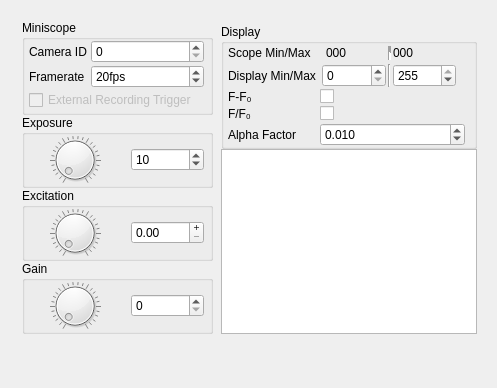
The window that src/modules/miniscope/miniscopesettingsdialog.ui (syntalos/syntalos) describes before a commit, drawn with Qt 5.
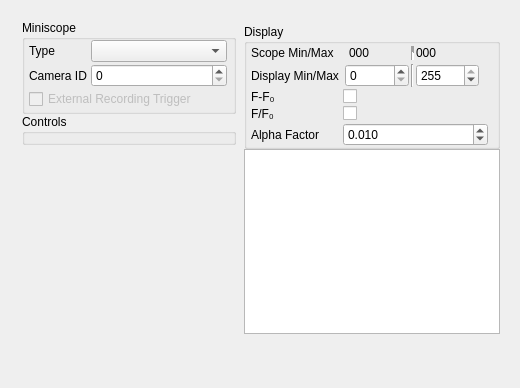
The same window after the commit.

What changed in the file:
```diff
--- a/src/modules/miniscope/miniscopesettingsdialog.ui
+++ b/src/modules/miniscope/miniscopesettingsdialog.ui
@@ -6,7 +6,7 @@
    <rect>
     <x>0</x>
     <y>0</y>
-    <width>497</width>
+    <width>520</width>
     <height>388</height>
    </rect>
   </property>
@@ -64,32 +64,25 @@
               <property name="verticalSpacing">
                <number>2</number>
               </property>
-              <item row="0" column="0">
+              <item row="1" column="0">
                <widget class="QLabel" name="lblCamId">
                 <property name="text">
                  <string>Camera ID</string>
                 </property>
                </widget>
               </item>
-              <item row="0" column="1">
+              <item row="1" column="1">
                <widget class="QSpinBox" name="sbCamId"/>
               </item>
-              <item row="1" column="0">
-               <widget class="QLabel" name="fpsLabel">
+              <item row="0" column="0">
+               <widget class="QLabel" name="scopeTypeLabel">
                 <property name="text">
-                 <string>Framerate</string>
+                 <string>Type</string>
                 </property>
                </widget>
               </item>
-              <item row="1" column="1">
-               <widget class="QSpinBox" name="fpsSpinBox">
-                <property name="suffix">
-                 <string>fps</string>
-                </property>
-                <property name="value">
-                 <number>20</number>
-                </property>
-               </widget>
+              <item row="0" column="1">
+               <widget class="QComboBox" name="scopeTypeComboBox"/>
               </item>
              </layout>
             </item>
@@ -109,172 +102,8 @@
          <item>
           <widget class="QGroupBox" name="groupBox_2">
            <property name="title">
-            <string>Exposure</string>
+            <string>Controls</string>
            </property>
-           <layout class="QHBoxLayout" name="horizontalLayout_2">
-            <property name="spacing">
-             <number>6</number>
-            </property>
-            <property name="leftMargin">
-             <number>0</number>
-            </property>
-            <property name="topMargin">
-             <number>0</number>
-            </property>
-            <property name="rightMargin">
-             <number>6</number>
-            </property>
-            <property name="bottomMargin">
-             <number>0</number>
-            </property>
-            <item>
-             <widget class="QDial" name="dial">
-              <property name="sizePolicy">
-               <sizepolicy hsizetype="Maximum" vsizetype="Preferred">
-                <horstretch>0</horstretch>
-                <verstretch>0</verstretch>
-               </sizepolicy>
-              </property>
-              <property name="minimum">
-               <number>1</number>
-              </property>
-              <property name="maximum">
-               <number>100</number>
-              </property>
-              <property name="wrapping">
-               <bool>false</bool>
-              </property>
-              <property name="notchesVisible">
-               <bool>true</bool>
-              </property>
-             </widget>
-            </item>
-            <item>
-             <widget class="QSpinBox" name="sbExposure">
-              <property name="toolTip">
-               <string>Adjust camera exposure</string>
-              </property>
-              <property name="minimum">
-               <number>1</number>
-              </property>
-              <property name="maximum">
-               <number>100</number>
-              </property>
-              <property name="value">
-               <number>10</number>
-              </property>
-             </widget>
-            </item>
-           </layout>
-          </widget>
-         </item>
-         <item>
-          <widget class="QGroupBox" name="groupBox_3">
-           <property name="title">
-            <string>Excitation</string>
-           </property>
-           <layout class="QHBoxLayout" name="horizontalLayout_3">
-            <property name="spacing">
-             <number>6</number>
-            </property>
-            <property name="leftMargin">
-             <number>0</number>
-            </property>
-            <property name="topMargin">
-             <number>0</number>
-            </property>
-            <property name="rightMargin">
-             <number>6</number>
-            </property>
-            <property name="bottomMargin">
-             <number>0</number>
-            </property>
-            <item>
-             <widget class="QDial" name="dialExcitation">
-              <property name="sizePolicy">
-               <sizepolicy hsizetype="Maximum" vsizetype="Preferred">
-                <horstretch>0</horstretch>
-                <verstretch>0</verstretch>
-               </sizepolicy>
-              </property>
-              <property name="maximum">
-               <number>100</number>
-              </property>
-              <property name="singleStep">
-               <number>1</number>
-              </property>
-              <property name="notchesVisible">
-               <bool>true</bool>
-              </property>
-             </widget>
-            </item>
-            <item>
-             <widget class="QDoubleSpinBox" name="sbExcitation">
-              <property name="toolTip">
-               <string>Excitation LED brightness</string>
-              </property>
-              <property name="buttonSymbols">
-               <enum>QAbstractSpinBox::PlusMinus</enum>
-              </property>
-              <property name="maximum">
-               <double>100.000000000000000</double>
-              </property>
-              <property name="singleStep">
-               <double>0.200000000000000</double>
-              </property>
-             </widget>
-            </item>
-           </layout>
-          </widget>
-         </item>
-         <item>
-          <widget class="QGroupBox" name="groupBox_4">
-           <property name="title">
-            <string>Gain</string>
-           </property>
-           <layout class="QHBoxLayout" name="horizontalLayout_5">
-            <property name="spacing">
-             <number>6</number>
-            </property>
-            <property name="leftMargin">
-             <number>0</number>
-            </property>
-            <property name="topMargin">
-             <number>0</number>
-            </property>
-            <property name="rightMargin">
-             <number>6</number>
-            </property>
-            <property name="bottomMargin">
-             <number>0</number>
-            </property>
-            <item>
-             <widget class="QDial" name="dial_3">
-              <property name="sizePolicy">
-               <sizepolicy hsizetype="Maximum" vsizetype="Preferred">
-                <horstretch>0</horstretch>
-                <verstretch>0</verstretch>
-               </sizepolicy>
-              </property>
-              <property name="maximum">
-               <number>100</number>
-              </property>
-              <property name="notchesVisible">
-               <bool>true</bool>
-              </property>
-             </widget>
-            </item>
-            <item>
-             <widget class="QSpinBox" name="sbGain">
-              <property name="toolTip">
-               <string>Adjust gain</string>
-              </property>
-              <property name="maximum">
-               <number>100</number>
-              </property>
-             </widget>
-            </item>
-           </layout>
           </widget>
          </item>
          <item>
```
Left out of the diff: 69 changed lines with no effect on the pictures.
